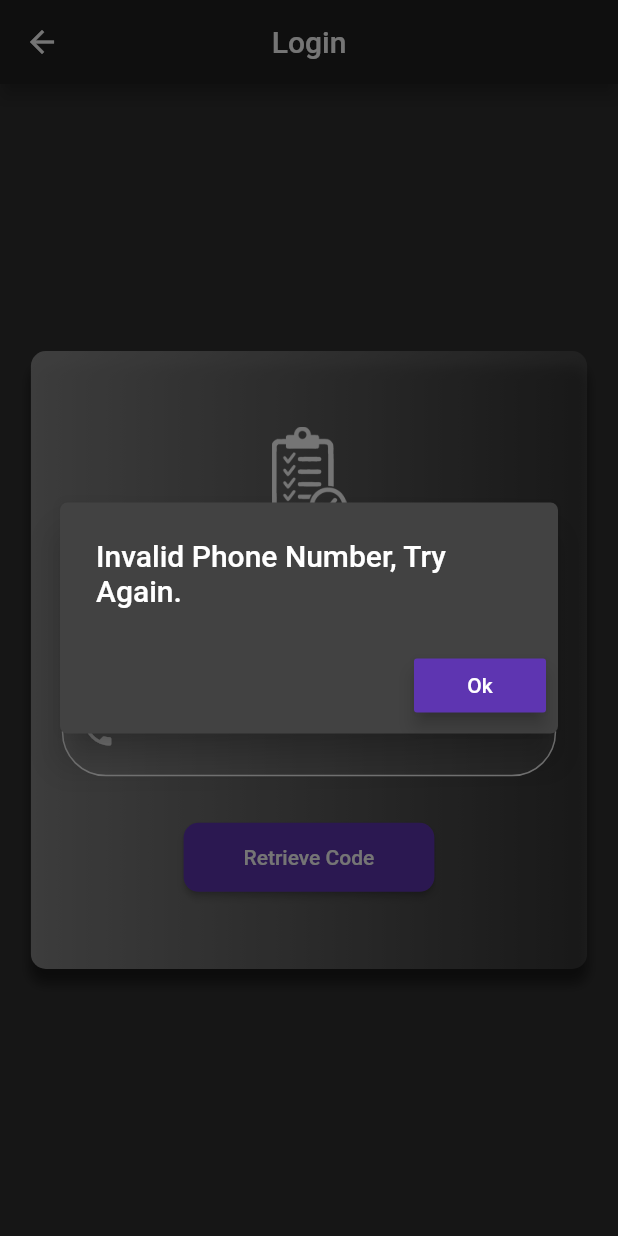
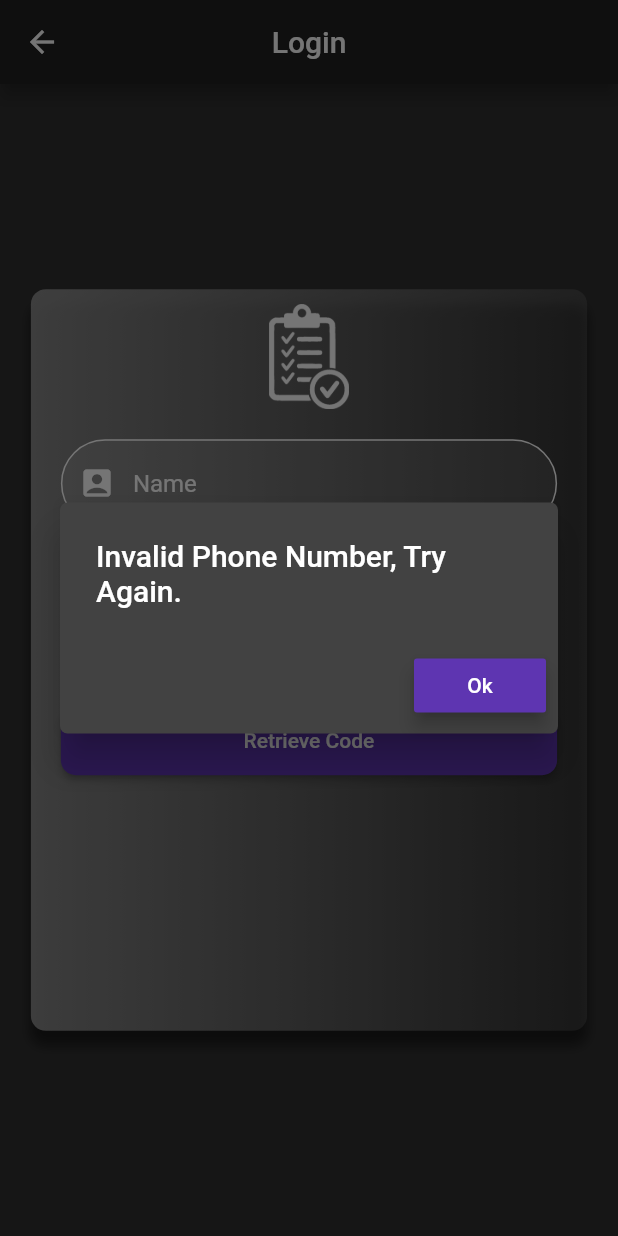
Before and after one commit to mohamadbastin/questionnaire_flutter, a Flutter app: the AuthScreen screen opened by its route, after a tap on "Retrieve Code", on a phone screen of 412 x 824 dp. Run offline on Flutter 3.47's test engine with Material 2 defaults, Android fonts, the phone set to English and light mode, and no system bars; our stand-ins replace font_awesome_flutter, pinput, shared_preferences; accounts and stored records are empty; statements that could not run were skipped.

Commit message:
auth screen bugs fixed

```diff
--- a/lib/screens/authScreen.dart
+++ b/lib/screens/authScreen.dart
@@ -13,8 +13,8 @@ class AuthScreen extends StatefulWidget {
 class _AuthScreenState extends State<AuthScreen> {
   TextEditingController phoneController = new TextEditingController();
   TextEditingController nameController = new TextEditingController();
-  var focusNode = new FocusNode();
-  var focusNode2 = new FocusNode();
+  var nameNode = new FocusNode();
+  var phoneNode = new FocusNode();
   String that = "next";
   Profile _pro;
 
@@ -33,9 +33,9 @@ class _AuthScreenState extends State<AuthScreen> {
         Navigator.pushNamed(context, '/entercode');
         setState(() {
           that = "next";
-          FocusScope.of(context).requestFocus(focusNode);
+          FocusScope.of(context).requestFocus(phoneNode);
         });
-        FocusScope.of(context).requestFocus(focusNode);
+        FocusScope.of(context).requestFocus(phoneNode);
       } else {
         showDialog(
             context: context,
@@ -69,7 +69,7 @@ class _AuthScreenState extends State<AuthScreen> {
     } else {
       setState(() {
         that = "next";
-        FocusScope.of(context).requestFocus(focusNode);
+        FocusScope.of(context).requestFocus(phoneNode);
       });
     }
   }
@@ -99,9 +99,14 @@ class _AuthScreenState extends State<AuthScreen> {
       ),
       resizeToAvoidBottomPadding: true,
       body: Center(
+        child: GestureDetector(
+          onTap: () {
+            FocusScope.of(context).requestFocus(new FocusNode());
+          },
           child: Container(
             width: mediaSize.width * 0.9,
-          height: mediaSize.height * 0.5,
+            height: mediaSize.height * 0.6,
+            padding: EdgeInsets.symmetric(horizontal: 20.0),
             decoration: BoxDecoration(
                 borderRadius: BorderRadius.circular(10.0),
                 boxShadow: [
@@ -117,13 +122,17 @@ class _AuthScreenState extends State<AuthScreen> {
                 Colors.grey.withOpacity(0.2),
               ])
             ),
-          child: Column(
-            mainAxisAlignment: MainAxisAlignment.center,
-              crossAxisAlignment: CrossAxisAlignment.center,
+            child: ListView(
+//            mainAxisAlignment: MainAxisAlignment.center,
+//              crossAxisAlignment: CrossAxisAlignment.center,
+            shrinkWrap: true,
+                physics: ClampingScrollPhysics(),
                 children: <Widget>[
               Container(
                 child: Image.asset('assets/images/frm.png'),
                 width: 50,
+                height: 70,
+                margin: EdgeInsets.only(top: 10),
               ),
                 SizedBox(height: 20,),
               Container(
@@ -137,15 +146,19 @@ class _AuthScreenState extends State<AuthScreen> {
                     TextField(
                         controller: nameController,
                         keyboardType: TextInputType.text,
-                      textInputAction: TextInputAction.done,
-                      focusNode: focusNode2,
+                        textInputAction: TextInputAction.next,
+                        focusNode: nameNode,
                         autofocus: true,
                         // readOnly: that=="next"? false : true,
                         // enabled: that=="next"? false : true,
                         enabled: true,
                         // enabled: enabletext() ,
+                        onSubmitted: (value) {
+                          FocusScope.of(context).requestFocus(phoneNode);
+                        },
                         decoration: InputDecoration(
                           hintText: 'Name',
+
                           border: InputBorder.none,
                           prefixIcon: Icon(
                             Icons.account_box,
@@ -163,11 +176,14 @@ class _AuthScreenState extends State<AuthScreen> {
                         controller: phoneController,
                         keyboardType: TextInputType.phone,
                         textInputAction: TextInputAction.done,
-                      focusNode: focusNode,
+                        focusNode: phoneNode,
                         autofocus: true,
                         // readOnly: that=="next"? false : true,
                         // enabled: that=="next"? false : true,
                         enabled: true,
+                        onSubmitted: (value) async {
+                          await validatephone();
+                        },
                         // enabled: enabletext() ,
                         decoration: InputDecoration(
                           border: InputBorder.none,
@@ -190,6 +206,7 @@ class _AuthScreenState extends State<AuthScreen> {
                   Container(
                     margin: EdgeInsets.only(top: 30.0),
                     child: RaisedButton(
+                      materialTapTargetSize: MaterialTapTargetSize.shrinkWrap,
                       padding: EdgeInsets.symmetric(vertical: 15, horizontal: 40.0),
                       onPressed: () async {
                         await validatephone();
@@ -205,6 +222,7 @@ class _AuthScreenState extends State<AuthScreen> {
             ]),
           ),
         ),
+      ),
       // floatingActionButton: FloatingActionButton(onPressed: null),
     );
   }
```
Lines whose indentation alone changed are shown as unchanged.
